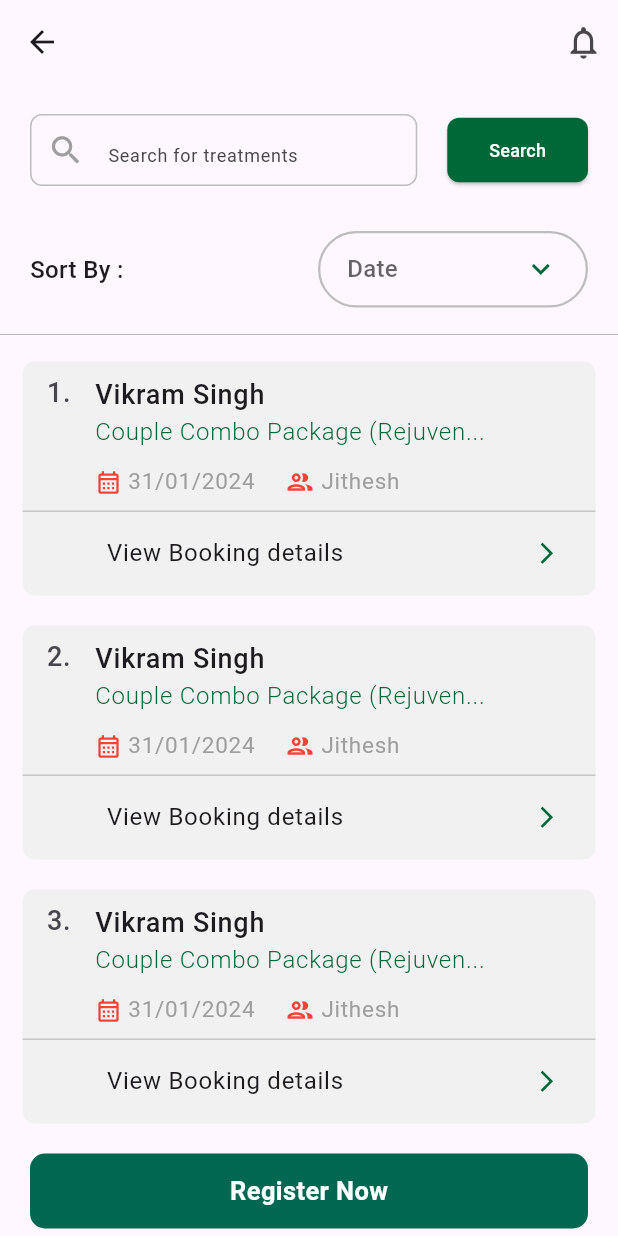
After one commit to AbhinandhanaPU/Ayurvedic_Centre, a Flutter app: the HomeScreen screen opened directly, on a phone screen of 412 x 824 dp. The commit adds this screen. Run offline on Flutter 3.47's test engine with Material 3 defaults, Android fonts, the phone set to English and light mode, and no system bars; our stand-ins replace google_fonts.

Commit message:
home screen

```diff
--- /dev/null
+++ b/lib/view/home_screen/home_screen.dart
@@ -0,0 +1,311 @@
+import 'package:ayurvedic_centre/utils/sizes/sizes.dart';
+import 'package:flutter/material.dart';
+
+class HomeScreen extends StatelessWidget {
+  const HomeScreen({super.key});
+
+  @override
+  Widget build(BuildContext context) {
+    return Scaffold(
+      appBar: AppBar(
+        actions: [
+          const Icon(
+            Icons.notifications_none,
+            size: 26,
+          ),
+          kWidth10,
+        ],
+      ),
+      body: Column(
+        children: [
+          Expanded(
+            child: SingleChildScrollView(
+              child: Column(
+                children: [
+                  Padding(
+                    padding:
+                        const EdgeInsets.only(top: 20, left: 20, right: 20),
+                    child: Form(
+                      // key: _formKey,
+                      child: Row(
+                        mainAxisAlignment: MainAxisAlignment.spaceBetween,
+                        children: [
+                          _buildSearchTextField(),
+                          kWidth20,
+                          _buildSearchButton(context),
+                        ],
+                      ),
+                    ),
+                  ),
+                  kHeight10,
+                  Padding(
+                    padding:
+                        const EdgeInsets.only(top: 20, left: 20, right: 20),
+                    child: Row(
+                      mainAxisAlignment: MainAxisAlignment.spaceBetween,
+                      children: [
+                        const Text(
+                          'Sort By :',
+                          style: TextStyle(
+                              fontWeight: FontWeight.w500, fontSize: 16),
+                        ),
+                        Container(
+                          width: 180,
+                          decoration: BoxDecoration(
+                            border: Border.all(
+                                color: Colors.grey.shade400, width: 1.5),
+                            borderRadius: BorderRadius.circular(30),
+                          ),
+                          padding: const EdgeInsets.symmetric(horizontal: 18),
+                          child: DropdownButton(
+                            borderRadius: BorderRadius.circular(10),
+                            icon: const Icon(
+                              Icons.keyboard_arrow_down,
+                              color: Color(0xFF006837),
+                            ),
+                            isExpanded: true,
+                            underline: const SizedBox(),
+                            items: const [],
+                            hint: const Text('Date'),
+                            onChanged: (value) {},
+                          ),
+                        )
+                      ],
+                    ),
+                  ),
+                  kHeight10,
+                  const Divider(color: Colors.grey, thickness: 0.5),
+                  ListView.builder(
+                    shrinkWrap: true,
+                    physics: const NeverScrollableScrollPhysics(),
+                    itemCount: 5,
+                    itemBuilder: (context, index) {
+                      return Container(
+                        margin: const EdgeInsets.symmetric(
+                            horizontal: 15, vertical: 10),
+                        // padding: const EdgeInsets.all(10),
+                        decoration: BoxDecoration(
+                          borderRadius: BorderRadius.circular(8),
+                          color: const Color(0xfff1f1f1),
+                        ),
+                        child: Column(
+                          children: [
+                            ListTile(
+                              minLeadingWidth: 0,
+                              titleAlignment: ListTileTitleAlignment.top,
+                              leading: Column(
+                                mainAxisAlignment: MainAxisAlignment.start,
+                                crossAxisAlignment: CrossAxisAlignment.start,
+                                children: [
+                                  Text(
+                                    '${index + 1}.',
+                                    style: const TextStyle(
+                                      fontWeight: FontWeight.w500,
+                                      fontSize: 18,
+                                    ),
+                                  ),
+                                ],
+                              ),
+                              title: Column(
+                                crossAxisAlignment: CrossAxisAlignment.start,
+                                children: [
+                                  const Text(
+                                    'Vikram Singh',
+                                    style: TextStyle(
+                                      fontWeight: FontWeight.w500,
+                                      fontSize: 18,
+                                    ),
+                                  ),
+                                  const Text(
+                                    'Couple Combo Package (Rejuven...',
+                                    style: TextStyle(
+                                      fontWeight: FontWeight.w300,
+                                      fontSize: 16,
+                                      color: Color(0xff006837),
+                                    ),
+                                  ),
+                                  kHeight10,
+                                  Row(
+                                    children: [
+                                      const Row(
+                                        children: [
+                                          Icon(
+                                            Icons.calendar_month_outlined,
+                                            size: 18,
+                                            color: Colors.red,
+                                          ),
+                                          SizedBox(
+                                            width: 4,
+                                          ),
+                                          Text(
+                                            '31/01/2024',
+                                            style: TextStyle(
+                                              fontWeight: FontWeight.w400,
+                                              fontSize: 15,
+                                              color: Colors.grey,
+                                            ),
+                                          ),
+                                        ],
+                                      ),
+                                      kWidth20,
+                                      const Row(
+                                        children: [
+                                          Icon(
+                                            Icons.group_outlined,
+                                            size: 20,
+                                            color: Colors.red,
+                                          ),
+                                          SizedBox(
+                                            width: 4,
+                                          ),
+                                          Text(
+                                            'Jithesh',
+                                            style: TextStyle(
+                                              fontWeight: FontWeight.w400,
+                                              fontSize: 15,
+                                              color: Colors.grey,
+                                            ),
+                                          ),
+                                        ],
+                                      ),
+                                    ],
+                                  ),
+                                ],
+                              ),
+                            ),
+                            const Divider(
+                              color: Colors.grey,
+                              thickness: 0.5,
+                              height: 0,
+                            ),
+                            const ListTile(
+                              leading: Text(''),
+                              title: Text(
+                                'View Booking details',
+                                style: TextStyle(
+                                  fontWeight: FontWeight.w400,
+                                  fontSize: 16,
+                                ),
+                              ),
+                              trailing: Icon(
+                                Icons.arrow_forward_ios_outlined,
+                                color: Color(0xFF006837),
+                                size: 17,
+                              ),
+                            ),
+                          ],
+                        ),
+                      );
+                    },
+                  )
+                ],
+              ),
+            ),
+          ),
+          GestureDetector(
+            onTap: () {},
+            child: Container(
+              height: 50,
+              margin: const EdgeInsets.only(left: 20, right: 20, bottom: 5),
+              decoration: const BoxDecoration(
+                color: Color(0xff006851),
+                borderRadius: BorderRadius.all(
+                  Radius.circular(10),
+                ),
+              ),
+              child: const Center(
+                child: Text(
+                  'Register Now',
+                  style: TextStyle(
+                    fontSize: 17,
+                    fontWeight: FontWeight.w600,
+                    color: Colors.white,
+                  ),
+                ),
+              ),
+            ),
+          )
+        ],
+      ),
+    );
+  }
+
+  Widget _buildSearchTextField() {
+    return Expanded(
+      child: TextFormField(
+        // controller: searchFormController,
+        cursorColor: Colors.black,
+        decoration: InputDecoration(
+          prefixIcon: const Icon(
+            Icons.search,
+            size: 25,
+            color: Colors.grey,
+          ),
+          hintText: "Search for treatments",
+          hintStyle: const TextStyle(
+            fontWeight: FontWeight.w400,
+            fontSize: 12,
+          ),
+          constraints: const BoxConstraints(maxHeight: 48),
+          border: OutlineInputBorder(
+            borderRadius: const BorderRadius.all(
+              Radius.circular(8),
+            ),
+            borderSide: BorderSide(
+              color: Colors.grey.shade400,
+              width: 1.0,
+            ),
+          ),
+          enabledBorder: OutlineInputBorder(
+            borderRadius: const BorderRadius.all(
+              Radius.circular(8),
+            ),
+            borderSide: BorderSide(
+              color: Colors.grey.shade400,
+              width: 1.0,
+            ),
+          ),
+          focusedBorder: OutlineInputBorder(
+            borderRadius: const BorderRadius.all(
+              Radius.circular(8),
+            ),
+            borderSide: BorderSide(
+              color: Colors.grey.shade500,
+              width: 1.0,
+            ),
+          ),
+        ),
+      ),
+    );
+  }
+
+  Widget _buildSearchButton(BuildContext context) {
+    return ElevatedButton(
+      onPressed: () {},
+      style: ButtonStyle(
+        backgroundColor: const MaterialStatePropertyAll(
+          Color(0xFF006837),
+        ),
+        padding: const MaterialStatePropertyAll(
+          EdgeInsets.symmetric(
+            horizontal: 28,
+            vertical: 13,
+          ),
+        ),
+        shape: MaterialStatePropertyAll(
+          RoundedRectangleBorder(
+            borderRadius: BorderRadius.circular(8),
+          ),
+        ),
+      ),
+      child: const Text(
+        "Search",
+        style: TextStyle(
+          fontSize: 12,
+          fontWeight: FontWeight.w500,
+          color: Colors.white,
+        ),
+      ),
+    );
+  }
+}
--- a/lib/view/login_screen/login_screen.dart
+++ b/lib/view/login_screen/login_screen.dart
@@ -1,4 +1,5 @@
 import 'package:ayurvedic_centre/utils/sizes/sizes.dart';
+import 'package:ayurvedic_centre/view/home_screen/home_screen.dart';
 import 'package:ayurvedic_centre/view/widgets/login_button/login_button.dart';
 import 'package:ayurvedic_centre/view/widgets/signup_text_formfield/signup_text_formfield.dart';
 import 'package:flutter/material.dart';
@@ -60,10 +61,20 @@ class LoginScreen extends StatelessWidget {
                     keyboardType: TextInputType.text,
                   ),
                   kHeight50,
-                  LoginButtonWidget(
-                    height: 50,
-                    width: double.infinity,
-                    text: 'Login',
+                  GestureDetector(
+                    onTap: () {
+                      Navigator.push(
+                        context,
+                        MaterialPageRoute(
+                          builder: (context) => const HomeScreen(),
+                        ),
+                      );
+                    },
+                    child: LoginButtonWidget(
+                      height: 50,
+                      width: double.infinity,
+                      text: 'Login',
+                    ),
                   ),
                   kHeight50,
                   kHeight50,
```
